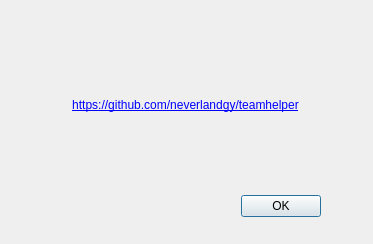
neverlandgy/teamhelper, file about.ui: the form before one commit.
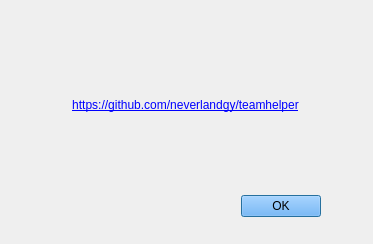
The form after the commit. Icons and pictures are not drawn.

Patch:
```diff
--- a/about.ui
+++ b/about.ui
@@ -16,12 +16,17 @@
   <widget class="QDialogButtonBox" name="buttonBox">
    <property name="geometry">
     <rect>
-     <x>230</x>
+     <x>240</x>
      <y>190</y>
-     <width>91</width>
+     <width>81</width>
      <height>32</height>
     </rect>
    </property>
+   <property name="styleSheet">
+    <string notr="true">background-color: rgb(85, 170, 255);
+
+</string>
+   </property>
    <property name="orientation">
     <enum>Qt::Horizontal</enum>
    </property>
```
